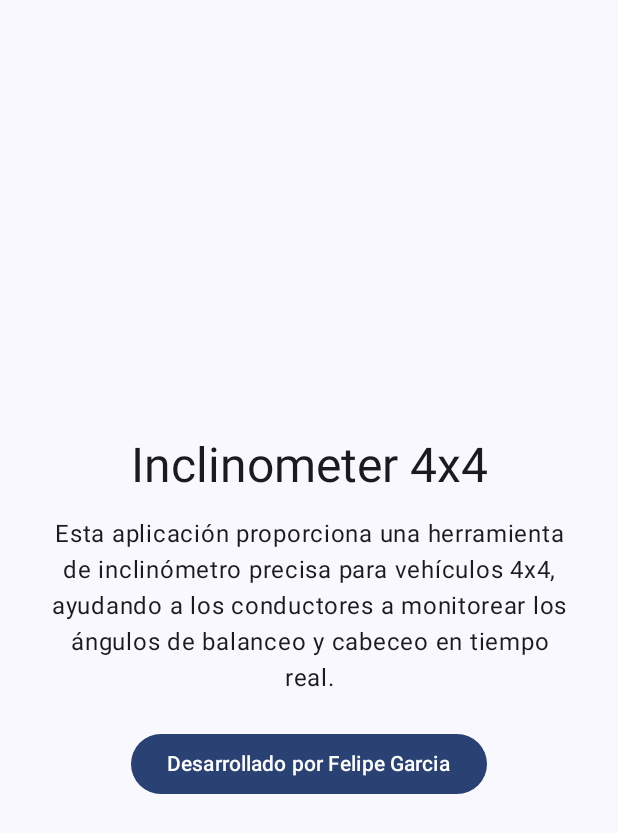
After one commit to FelipeGarcia911/android-auto-inclinometer, an Android app built with Jetpack Compose: the composable AboutScreen shown on its own in the app's theme, on a phone screen of 412 x 824 dp. The commit adds this screen. Shown: the top 833 px of the screen. Run offline under Robolectric (Android 15) with nearby library versions, the phone set to English and light mode, and no system bars.

Commit message:
feat: add about me page

```diff
--- /dev/null
+++ b/app/src/main/java/com/felipeg/inclinometer4x4/presentation/ui/AboutScreen.kt
@@ -0,0 +1,46 @@
+package com.felipeg.inclinometer4x4.presentation.ui
+
+import androidx.compose.foundation.layout.Arrangement
+import androidx.compose.foundation.layout.Column
+import androidx.compose.foundation.layout.Spacer
+import androidx.compose.foundation.layout.fillMaxSize
+import androidx.compose.foundation.layout.height
+import androidx.compose.foundation.layout.padding
+import androidx.compose.material3.Button
+import androidx.compose.material3.MaterialTheme
+import androidx.compose.material3.Text
+import androidx.compose.runtime.Composable
+import androidx.compose.ui.Alignment
+import androidx.compose.ui.Modifier
+import androidx.compose.ui.platform.LocalUriHandler
+import androidx.compose.ui.text.style.TextAlign
+import androidx.compose.ui.unit.dp
+
+@Composable
+fun AboutScreen() {
+    val uriHandler = LocalUriHandler.current
+    val linkedinUrl = "https://co.linkedin.com/in/arfegarciama"
+
+    Column(
+        modifier = Modifier
+            .fillMaxSize()
+            .padding(32.dp),
+        horizontalAlignment = Alignment.CenterHorizontally,
+        verticalArrangement = Arrangement.Center
+    ) {
+        Text(
+            text = "Inclinometer 4x4",
+            style = MaterialTheme.typography.headlineLarge
+        )
+        Spacer(modifier = Modifier.height(16.dp))
+        Text(
+            text = "Esta aplicación proporciona una herramienta de inclinómetro precisa para vehículos 4x4, ayudando a los conductores a monitorear los ángulos de balanceo y cabeceo en tiempo real.",
+            style = MaterialTheme.typography.bodyLarge,
+            textAlign = TextAlign.Center
+        )
+        Spacer(modifier = Modifier.height(24.dp))
+        Button(onClick = { uriHandler.openUri(linkedinUrl) }) {
+            Text("Desarrollado por Felipe Garcia")
+        }
+    }
+}
```
Also changed, not shown: app/src/main/java/com/felipeg/inclinometer4x4/MainActivity.kt (+42 -6 lines).
